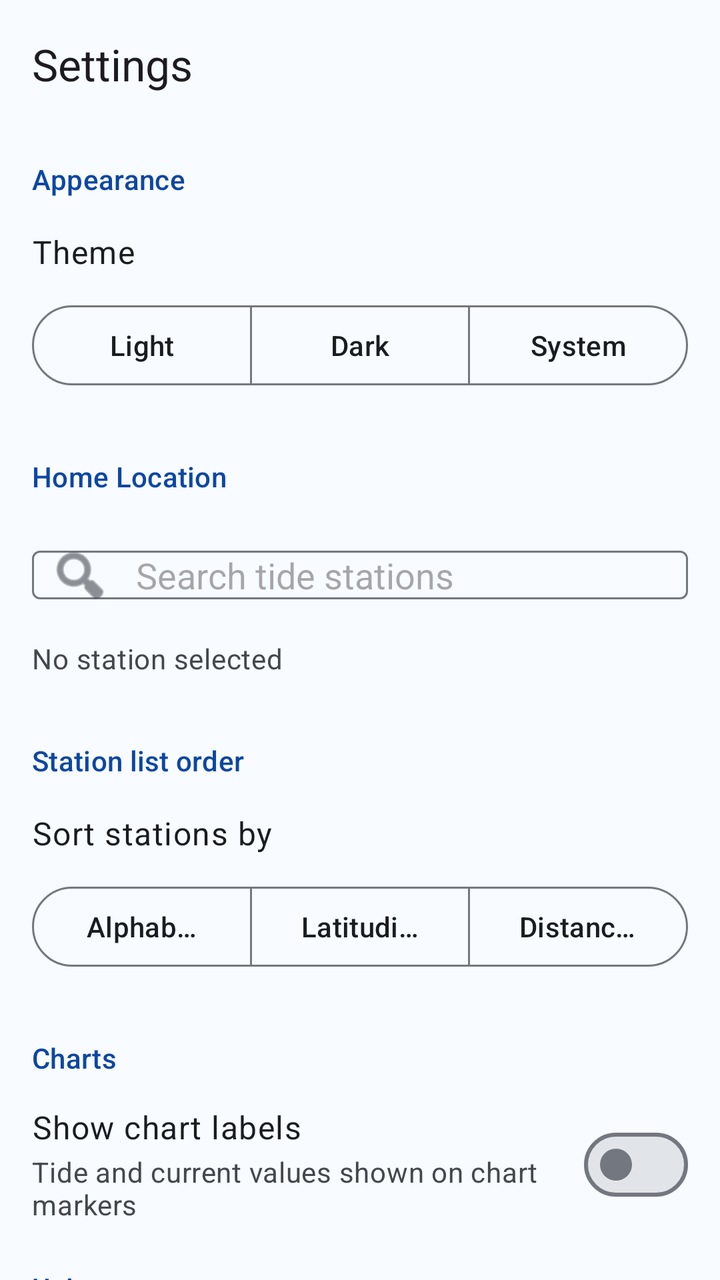
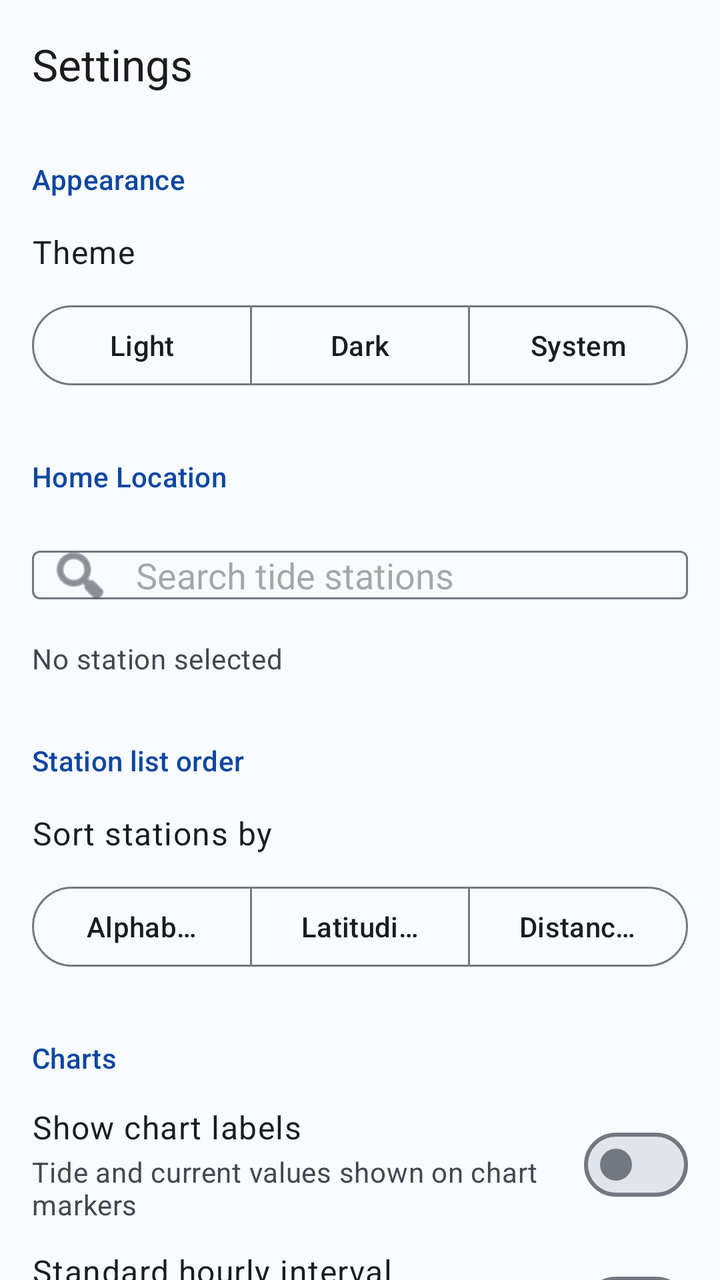

Screens rendered from an Android XML layout before and after an edit, with the pre-edit source and the edit as a unified diff.
<!-- AndroidManifest.xml: application theme Theme.OpenSurfcast -->
<!-- res/layout/fragment_settings.xml -->
<?xml version="1.0" encoding="utf-8"?>
<androidx.coordinatorlayout.widget.CoordinatorLayout
    xmlns:android="http://schemas.android.com/apk/res/android"
    xmlns:app="http://schemas.android.com/apk/res-auto"
    android:layout_width="match_parent"
    android:layout_height="match_parent">

    <com.google.android.material.appbar.AppBarLayout
        android:layout_width="match_parent"
        android:layout_height="wrap_content">

        <com.google.android.material.appbar.MaterialToolbar
            android:id="@+id/toolbar"
            android:layout_width="match_parent"
            android:layout_height="?attr/actionBarSize"
            app:title="@string/settings_title" />

    </com.google.android.material.appbar.AppBarLayout>

    <androidx.core.widget.NestedScrollView
        android:layout_width="match_parent"
        android:layout_height="match_parent"
        app:layout_behavior="@string/appbar_scrolling_view_behavior">

        <LinearLayout
            android:layout_width="match_parent"
            android:layout_height="wrap_content"
            android:orientation="vertical"
            android:paddingBottom="16dp">

            
            <TextView
                android:layout_width="match_parent"
                android:layout_height="wrap_content"
                android:paddingStart="16dp"
                android:paddingEnd="16dp"
                android:paddingTop="16dp"
                android:paddingBottom="8dp"
                android:text="@string/settings_appearance_header"
                android:textAppearance="?attr/textAppearanceLabelLarge"
                android:textColor="?attr/colorPrimary" />

            
            <LinearLayout
                android:layout_width="match_parent"
                android:layout_height="wrap_content"
                android:orientation="vertical"
                android:paddingStart="16dp"
                android:paddingEnd="16dp"
                android:paddingTop="8dp"
                android:paddingBottom="16dp">

                <TextView
                    android:layout_width="wrap_content"
                    android:layout_height="wrap_content"
                    android:paddingBottom="12dp"
                    android:text="@string/settings_theme_title"
                    android:textAppearance="?attr/textAppearanceBodyLarge"
                    android:textColor="?attr/colorOnSurface" />

                <com.google.android.material.button.MaterialButtonToggleGroup
                    android:id="@+id/toggle_theme_mode"
                    android:layout_width="match_parent"
                    android:layout_height="wrap_content"
                    app:singleSelection="true"
                    app:selectionRequired="true">

                    <com.google.android.material.button.MaterialButton
                        android:id="@+id/btn_theme_light"
                        style="?attr/materialButtonOutlinedStyle"
                        android:layout_width="0dp"
                        android:layout_height="wrap_content"
                        android:layout_weight="1"
                        android:text="@string/settings_theme_light" />

                    <com.google.android.material.button.MaterialButton
                        android:id="@+id/btn_theme_dark"
                        style="?attr/materialButtonOutlinedStyle"
                        android:layout_width="0dp"
                        android:layout_height="wrap_content"
                        android:layout_weight="1"
                        android:text="@string/settings_theme_dark" />

                    <com.google.android.material.button.MaterialButton
                        android:id="@+id/btn_theme_system"
                        style="?attr/materialButtonOutlinedStyle"
                        android:layout_width="0dp"
                        android:layout_height="wrap_content"
                        android:layout_weight="1"
                        android:text="@string/settings_theme_system" />

                </com.google.android.material.button.MaterialButtonToggleGroup>

            </LinearLayout>

            
            <TextView
                android:layout_width="match_parent"
                android:layout_height="wrap_content"
                android:paddingStart="16dp"
                android:paddingEnd="16dp"
                android:paddingTop="16dp"
                android:paddingBottom="8dp"
                android:text="@string/settings_home_location_header"
                android:textAppearance="?attr/textAppearanceLabelLarge"
                android:textColor="?attr/colorPrimary" />

            
            <LinearLayout
                android:layout_width="match_parent"
                android:layout_height="wrap_content"
                android:orientation="vertical"
                android:paddingStart="16dp"
                android:paddingEnd="16dp"
                android:paddingTop="8dp"
                android:paddingBottom="16dp">

                <com.google.android.material.textfield.TextInputLayout
                    android:layout_width="match_parent"
                    android:layout_height="wrap_content"
                    style="@style/Widget.Material3.TextInputLayout.OutlinedBox"
                    app:startIconDrawable="@android:drawable/ic_menu_search"
                    app:hintEnabled="false">

                    <AutoCompleteTextView
                        android:id="@+id/home_station_input"
                        android:layout_width="match_parent"
                        android:layout_height="wrap_content"
                        android:hint="@string/settings_home_station_hint"
                        android:inputType="text"
                        android:imeOptions="actionDone"
                        android:maxLines="1"
                        android:completionThreshold="1" />

                </com.google.android.material.textfield.TextInputLayout>

                <TextView
                    android:id="@+id/home_station_summary"
                    android:layout_width="wrap_content"
                    android:layout_height="wrap_content"
                    android:layout_marginTop="8dp"
                    android:text="@string/settings_home_station_none"
                    android:textAppearance="?attr/textAppearanceBodyMedium"
                    android:textColor="?attr/colorOnSurfaceVariant" />

            </LinearLayout>

            
            <TextView
                android:layout_width="match_parent"
                android:layout_height="wrap_content"
                android:paddingStart="16dp"
                android:paddingEnd="16dp"
                android:paddingTop="16dp"
                android:paddingBottom="8dp"
                android:text="@string/settings_station_sort_header"
                android:textAppearance="?attr/textAppearanceLabelLarge"
                android:textColor="?attr/colorPrimary" />

            
            <LinearLayout
                android:layout_width="match_parent"
                android:layout_height="wrap_content"
                android:orientation="vertical"
                android:paddingStart="16dp"
                android:paddingEnd="16dp"
                android:paddingTop="8dp"
                android:paddingBottom="16dp">

                <TextView
                    android:layout_width="wrap_content"
                    android:layout_height="wrap_content"
                    android:paddingBottom="12dp"
                    android:text="@string/settings_station_sort_title"
                    android:textAppearance="?attr/textAppearanceBodyLarge"
                    android:textColor="?attr/colorOnSurface" />

                <com.google.android.material.button.MaterialButtonToggleGroup
                    android:id="@+id/toggle_station_sort"
                    android:layout_width="match_parent"
                    android:layout_height="wrap_content"
                    app:singleSelection="true"
                    app:selectionRequired="true">

                    <com.google.android.material.button.MaterialButton
                        android:id="@+id/btn_sort_alphabetical"
                        style="?attr/materialButtonOutlinedStyle"
                        android:layout_width="0dp"
                        android:layout_height="wrap_content"
                        android:layout_weight="1"
                        android:text="@string/settings_station_sort_alphabetical" />

                    <com.google.android.material.button.MaterialButton
                        android:id="@+id/btn_sort_latitudinal"
                        style="?attr/materialButtonOutlinedStyle"
                        android:layout_width="0dp"
                        android:layout_height="wrap_content"
                        android:layout_weight="1"
                        android:text="@string/settings_station_sort_latitudinal" />

                    <com.google.android.material.button.MaterialButton
                        android:id="@+id/btn_sort_proximal"
                        style="?attr/materialButtonOutlinedStyle"
                        android:layout_width="0dp"
                        android:layout_height="wrap_content"
                        android:layout_weight="1"
                        android:text="@string/settings_station_sort_proximal" />

                </com.google.android.material.button.MaterialButtonToggleGroup>

            </LinearLayout>

            
            <TextView
                android:layout_width="match_parent"
                android:layout_height="wrap_content"
                android:paddingStart="16dp"
                android:paddingEnd="16dp"
                android:paddingTop="16dp"
                android:paddingBottom="8dp"
                android:text="@string/settings_charts_header"
                android:textAppearance="?attr/textAppearanceLabelLarge"
                android:textColor="?attr/colorPrimary" />

            
            <LinearLayout
                android:id="@+id/setting_show_chart_labels"
                android:layout_width="match_parent"
                android:layout_height="wrap_content"
                android:background="?attr/selectableItemBackground"
                android:gravity="center_vertical"
                android:minHeight="72dp"
                android:orientation="horizontal"
                android:paddingStart="16dp"
                android:paddingEnd="16dp">

                <LinearLayout
                    android:layout_width="0dp"
                    android:layout_height="wrap_content"
                    android:layout_weight="1"
                    android:orientation="vertical"
                    android:paddingEnd="16dp">

                    <TextView
                        android:layout_width="wrap_content"
                        android:layout_height="wrap_content"
                        android:text="@string/settings_show_chart_labels_title"
                        android:textAppearance="?attr/textAppearanceBodyLarge"
                        android:textColor="?attr/colorOnSurface" />

                    <TextView
                        android:id="@+id/chart_labels_summary"
                        android:layout_width="wrap_content"
                        android:layout_height="wrap_content"
                        android:layout_marginTop="2dp"
                        android:text="@string/settings_show_chart_labels_summary_on"
                        android:textAppearance="?attr/textAppearanceBodyMedium"
                        android:textColor="?attr/colorOnSurfaceVariant" />

                </LinearLayout>

                <com.google.android.material.materialswitch.MaterialSwitch
                    android:id="@+id/switch_show_chart_labels"
                    android:layout_width="wrap_content"
                    android:layout_height="wrap_content" />

            </LinearLayout>

            
            <TextView
                android:layout_width="match_parent"
                android:layout_height="wrap_content"
                android:paddingStart="16dp"
                android:paddingEnd="16dp"
                android:paddingTop="16dp"
                android:paddingBottom="8dp"
                android:text="@string/settings_units_header"
                android:textAppearance="?attr/textAppearanceLabelLarge"
                android:textColor="?attr/colorPrimary" />

            
            <LinearLayout
                android:id="@+id/setting_use_metric"
                android:layout_width="match_parent"
                android:layout_height="wrap_content"
                android:background="?attr/selectableItemBackground"
                android:gravity="center_vertical"
                android:minHeight="72dp"
                android:orientation="horizontal"
                android:paddingStart="16dp"
                android:paddingEnd="16dp">

                <LinearLayout
                    android:layout_width="0dp"
                    android:layout_height="wrap_content"
                    android:layout_weight="1"
                    android:orientation="vertical"
                    android:paddingEnd="16dp">

                    <TextView
                        android:layout_width="wrap_content"
                        android:layout_height="wrap_content"
                        android:text="@string/settings_use_metric_title"
                        android:textAppearance="?attr/textAppearanceBodyLarge"
                        android:textColor="?attr/colorOnSurface" />

                    <TextView
                        android:id="@+id/metric_summary"
                        android:layout_width="wrap_content"
                        android:layout_height="wrap_content"
                        android:layout_marginTop="2dp"
                        android:text="@string/settings_use_metric_summary_off"
                        android:textAppearance="?attr/textAppearanceBodyMedium"
                        android:textColor="?attr/colorOnSurfaceVariant" />

                </LinearLayout>

                <com.google.android.material.materialswitch.MaterialSwitch
                    android:id="@+id/switch_use_metric"
                    android:layout_width="wrap_content"
                    android:layout_height="wrap_content" />

            </LinearLayout>

        </LinearLayout>

    </androidx.core.widget.NestedScrollView>

</androidx.coordinatorlayout.widget.CoordinatorLayout>
<!-- resources referenced by this layout -->
<resources>
  <string name="settings_appearance_header">Appearance</string>
  <string name="settings_charts_header">Charts</string>
  <string name="settings_home_location_header">Home Location</string>
  <string name="settings_home_station_hint">Search tide stations</string>
  <string name="settings_home_station_none">No station selected</string>
  <string name="settings_show_chart_labels_summary_on">Tide and current values shown on chart markers</string>
  <string name="settings_show_chart_labels_title">Show chart labels</string>
  <string name="settings_station_sort_alphabetical">Alphabetical</string>
  <string name="settings_station_sort_header">Station list order</string>
  <string name="settings_station_sort_latitudinal">Latitudinal</string>
  <string name="settings_station_sort_proximal">Distance from home</string>
  <string name="settings_station_sort_title">Sort stations by</string>
  <string name="settings_theme_dark">Dark</string>
  <string name="settings_theme_light">Light</string>
  <string name="settings_theme_system">System</string>
  <string name="settings_theme_title">Theme</string>
  <string name="settings_title">Settings</string>
  <string name="settings_units_header">Units</string>
  <string name="settings_use_metric_summary_off">Showing measurements in imperial (°F, ft, mph)</string>
  <string name="settings_use_metric_title">Use metric units</string>
  <color name="md_theme_light_primary">#0D47A1</color>
  <color name="md_theme_light_onPrimary">#FFFFFF</color>
  <color name="md_theme_light_primaryContainer">#D1E4FF</color>
  <color name="md_theme_light_onPrimaryContainer">#001D36</color>
  <color name="md_theme_light_secondary">#00897B</color>
  <color name="md_theme_light_onSecondary">#FFFFFF</color>
  <color name="md_theme_light_secondaryContainer">#B2DFDB</color>
  <color name="md_theme_light_onSecondaryContainer">#002B27</color>
  <color name="md_theme_light_tertiary">#0277BD</color>
  <color name="md_theme_light_onTertiary">#FFFFFF</color>
  <color name="md_theme_light_tertiaryContainer">#B3E5FC</color>
  <color name="md_theme_light_onTertiaryContainer">#001F2A</color>
  <color name="md_theme_light_error">#BA1A1A</color>
  <color name="md_theme_light_onError">#FFFFFF</color>
  <color name="md_theme_light_errorContainer">#FFDAD6</color>
  <color name="md_theme_light_onErrorContainer">#410002</color>
  <color name="md_theme_light_background">#F8FBFF</color>
  <color name="md_theme_light_onBackground">#191C20</color>
  <color name="md_theme_light_surface">#F8FBFF</color>
  <color name="md_theme_light_onSurface">#191C20</color>
  <color name="md_theme_light_surfaceVariant">#DFE3EB</color>
  <color name="md_theme_light_onSurfaceVariant">#43474E</color>
  <color name="md_theme_light_surfaceContainerLowest">#FFFFFF</color>
  <color name="md_theme_light_surfaceContainerLow">#F2F5FA</color>
  <color name="md_theme_light_surfaceContainer">#ECF0F4</color>
  <color name="md_theme_light_surfaceContainerHigh">#E6EAEF</color>
  <color name="md_theme_light_surfaceContainerHighest">#E1E5E9</color>
  <color name="md_theme_light_outline">#73777F</color>
  <color name="md_theme_light_outlineVariant">#C3C7CF</color>
  <color name="md_theme_light_inverseSurface">#2E3135</color>
  <color name="md_theme_light_inverseOnSurface">#EFF0F7</color>
  <color name="md_theme_light_inversePrimary">#A4C8FF</color>
  <!-- unchanged entries left out for length: 1 -->
</resources>

<!-- the commit's change to res/layout/fragment_settings.xml (unified diff, before → after) -->
@@ -267,20 +267,8 @@
             </LinearLayout>
 
             
-            <TextView
-                android:layout_width="match_parent"
-                android:layout_height="wrap_content"
-                android:paddingStart="16dp"
-                android:paddingEnd="16dp"
-                android:paddingTop="16dp"
-                android:paddingBottom="8dp"
-                android:text="@string/settings_units_header"
-                android:textAppearance="?attr/textAppearanceLabelLarge"
-                android:textColor="?attr/colorPrimary" />
-
-            
-            <LinearLayout
-                android:id="@+id/setting_use_metric"
+            <LinearLayout
+                android:id="@+id/setting_use_hourly_interval"
                 android:layout_width="match_parent"
                 android:layout_height="wrap_content"
                 android:background="?attr/selectableItemBackground"
@@ -300,6 +288,62 @@
                     <TextView
                         android:layout_width="wrap_content"
                         android:layout_height="wrap_content"
+                        android:text="@string/settings_hourly_interval_title"
+                        android:textAppearance="?attr/textAppearanceBodyLarge"
+                        android:textColor="?attr/colorOnSurface" />
+
+                    <TextView
+                        android:id="@+id/hourly_interval_summary"
+                        android:layout_width="wrap_content"
+                        android:layout_height="wrap_content"
+                        android:layout_marginTop="2dp"
+                        android:text="@string/settings_hourly_interval_summary_off"
+                        android:textAppearance="?attr/textAppearanceBodyMedium"
+                        android:textColor="?attr/colorOnSurfaceVariant" />
+
+                </LinearLayout>
+
+                <com.google.android.material.materialswitch.MaterialSwitch
+                    android:id="@+id/switch_use_hourly_interval"
+                    android:layout_width="wrap_content"
+                    android:layout_height="wrap_content" />
+
+            </LinearLayout>
+
+            
+            <TextView
+                android:layout_width="match_parent"
+                android:layout_height="wrap_content"
+                android:paddingStart="16dp"
+                android:paddingEnd="16dp"
+                android:paddingTop="16dp"
+                android:paddingBottom="8dp"
+                android:text="@string/settings_units_header"
+                android:textAppearance="?attr/textAppearanceLabelLarge"
+                android:textColor="?attr/colorPrimary" />
+
+            
+            <LinearLayout
+                android:id="@+id/setting_use_metric"
+                android:layout_width="match_parent"
+                android:layout_height="wrap_content"
+                android:background="?attr/selectableItemBackground"
+                android:gravity="center_vertical"
+                android:minHeight="72dp"
+                android:orientation="horizontal"
+                android:paddingStart="16dp"
+                android:paddingEnd="16dp">
+
+                <LinearLayout
+                    android:layout_width="0dp"
+                    android:layout_height="wrap_content"
+                    android:layout_weight="1"
+                    android:orientation="vertical"
+                    android:paddingEnd="16dp">
+
+                    <TextView
+                        android:layout_width="wrap_content"
+                        android:layout_height="wrap_content"
                         android:text="@string/settings_use_metric_title"
                         android:textAppearance="?attr/textAppearanceBodyLarge"
                         android:textColor="?attr/colorOnSurface" />
<!-- resource entries referenced after the edit -->
@@ -5,6 +5,8 @@
   <string name="settings_home_location_header">Home Location</string>
   <string name="settings_home_station_hint">Search tide stations</string>
   <string name="settings_home_station_none">No station selected</string>
+  <string name="settings_hourly_interval_summary_off">Buoy observations shown at original intervals</string>
+  <string name="settings_hourly_interval_title">Standard hourly interval</string>
   <string name="settings_show_chart_labels_summary_on">Tide and current values shown on chart markers</string>
   <string name="settings_show_chart_labels_title">Show chart labels</string>
   <string name="settings_station_sort_alphabetical">Alphabetical</string>
